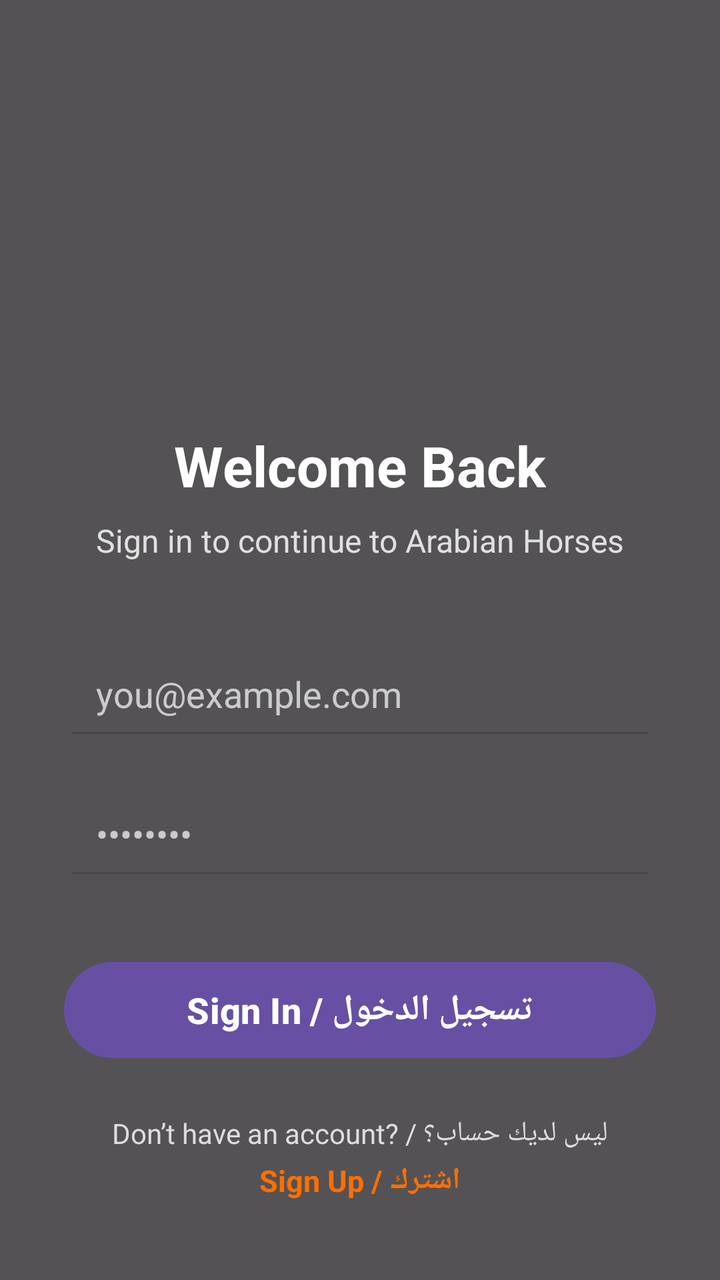
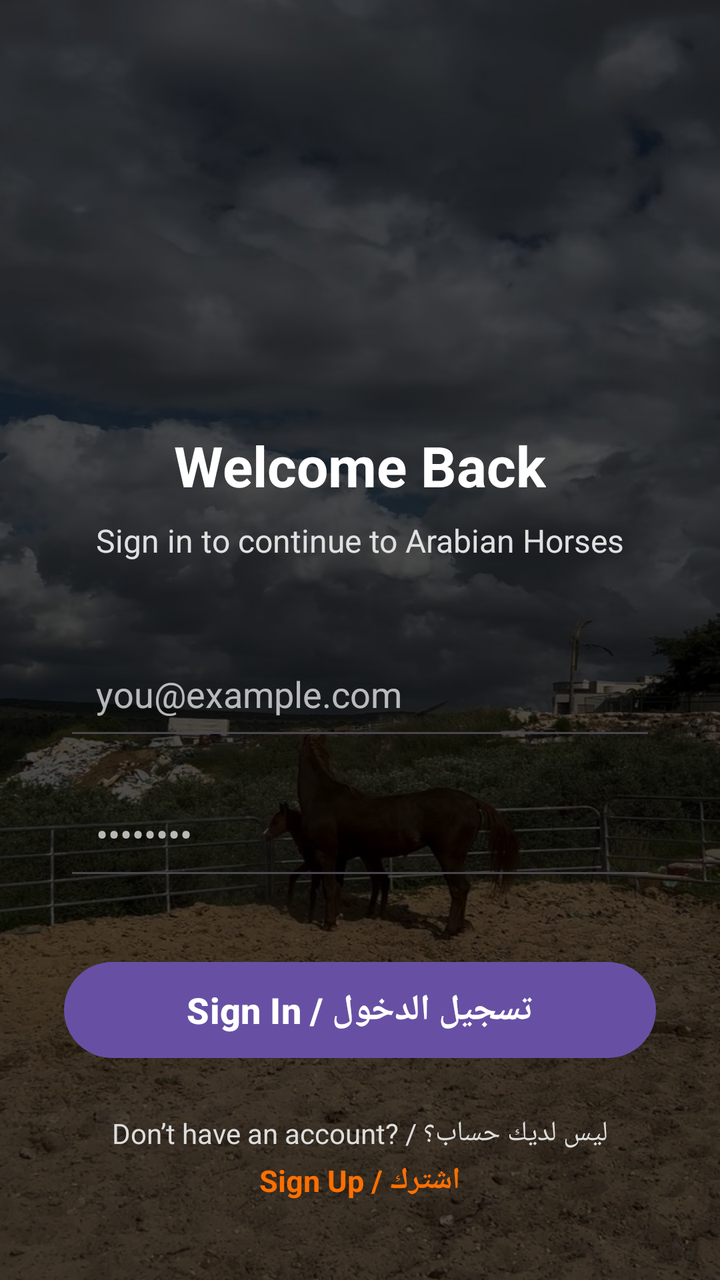

Two renders of the same Android screen: before a commit and after it. Below are the layout's source before the change and the commit's diff.
<!-- AndroidManifest.xml: application theme Theme.Finalyazanproject -->
<!-- res/layout/activity_signin.xml -->
<?xml version="1.0" encoding="utf-8"?>
<androidx.constraintlayout.widget.ConstraintLayout
    xmlns:android="http://schemas.android.com/apk/res/android"
    xmlns:app="http://schemas.android.com/apk/res-auto"
    android:layout_width="match_parent"
    android:layout_height="match_parent"
    android:id="@+id/main">

    
    <View
        android:id="@+id/overlay"
        android:layout_width="match_parent"
        android:layout_height="match_parent"
        android:background="#AA000000" />

    
    <ImageView
        android:id="@+id/logo"
        android:layout_width="110dp"
        android:layout_height="110dp"
        android:layout_marginTop="80dp"
        android:padding="18dp"
        android:contentDescription="@string/app_name"
        app:layout_constraintTop_toTopOf="parent"
        app:layout_constraintStart_toStartOf="parent"
        app:layout_constraintEnd_toEndOf="parent" />

    
    <TextView
        android:id="@+id/tvtitle"
        android:layout_width="wrap_content"
        android:layout_height="wrap_content"
        android:text="Welcome Back"
        android:textColor="@android:color/white"
        android:textStyle="bold"
        android:textSize="28sp"
        android:layout_marginTop="24dp"
        app:layout_constraintTop_toBottomOf="@id/logo"
        app:layout_constraintStart_toStartOf="parent"
        app:layout_constraintEnd_toEndOf="parent" />

    
    <TextView
        android:id="@+id/tvsubtitle"
        android:layout_width="wrap_content"
        android:layout_height="wrap_content"
        android:text="Sign in to continue to Arabian Horses"
        android:textColor="#E0E0E0"
        android:textSize="16sp"
        android:layout_marginTop="8dp"
        app:layout_constraintTop_toBottomOf="@id/tvtitle"
        app:layout_constraintStart_toStartOf="parent"
        app:layout_constraintEnd_toEndOf="parent" />

    
    <EditText
        android:id="@+id/etemail"
        android:layout_width="0dp"
        android:layout_height="54dp"
        android:hint="you@example.com"
        android:padding="16dp"
        android:textColor="@android:color/white"
        android:textColorHint="#B3FFFFFF"
        android:inputType="textEmailAddress"
        android:drawablePadding="10dp"
        app:layout_constraintTop_toBottomOf="@id/tvsubtitle"
        app:layout_constraintStart_toStartOf="parent"
        app:layout_constraintEnd_toEndOf="parent"
        android:layout_marginTop="40dp"
        android:layout_marginHorizontal="32dp" />

    
    <EditText
        android:id="@+id/etpassword"
        android:layout_width="0dp"
        android:layout_height="54dp"
        android:hint="••••••••"
        android:padding="16dp"
        android:textColor="@android:color/white"
        android:textColorHint="#B3FFFFFF"
        android:inputType="textPassword"
        android:drawablePadding="10dp"
        app:layout_constraintTop_toBottomOf="@id/etemail"
        app:layout_constraintStart_toStartOf="parent"
        app:layout_constraintEnd_toEndOf="parent"
        android:layout_marginTop="16dp"
        android:layout_marginHorizontal="32dp" />

    
    <Button
        android:id="@+id/btnlogin"
        android:layout_width="0dp"
        android:layout_height="56dp"
        android:text="Sign In / تسجيل الدخول"
        android:textSize="18sp"
        android:textStyle="bold"
        android:textAllCaps="false"
        android:textColor="@android:color/white"
        app:layout_constraintTop_toBottomOf="@id/etpassword"
        app:layout_constraintStart_toStartOf="parent"
        app:layout_constraintEnd_toEndOf="parent"
        android:layout_marginTop="32dp"
        android:layout_marginHorizontal="32dp" />

    
    <TextView
        android:id="@+id/tvsignuptext"
        android:layout_width="wrap_content"
        android:layout_height="wrap_content"
        android:text="Don’t have an account? / ليس لديك حساب؟"
        android:textColor="#DDDDDD"
        android:textSize="14sp"
        android:layout_marginTop="24dp"
        app:layout_constraintTop_toBottomOf="@id/btnlogin"
        app:layout_constraintStart_toStartOf="parent"
        app:layout_constraintEnd_toEndOf="parent" />

    <TextView
        android:id="@+id/tvsignuplink"
        android:layout_width="wrap_content"
        android:layout_height="wrap_content"
        android:text="اشترك / Sign Up"
        android:textColor="#FF6F00"
        android:textStyle="bold"
        android:textSize="15sp"
        android:layout_marginTop="4dp"
        app:layout_constraintTop_toBottomOf="@id/tvsignuptext"
        app:layout_constraintStart_toStartOf="parent"
        app:layout_constraintEnd_toEndOf="parent"
        android:layout_marginBottom="40dp" />

</androidx.constraintlayout.widget.ConstraintLayout>
<!-- resources referenced by this layout -->
<resources>
  <string name="app_name">finalyazanproject</string>
  <style name="Theme.Finalyazanproject" parent="Base.Theme.Finalyazanproject" />
  <style name="Base.Theme.Finalyazanproject" parent="Theme.Material3.DayNight.NoActionBar">
          
          
      </style>
</resources>

<!-- the commit's change to res/layout/activity_signin.xml (unified diff, before → after) -->
@@ -6,6 +6,10 @@
     android:layout_height="match_parent"
     android:id="@+id/main">
 
+    <androidx.constraintlayout.widget.ConstraintLayout
+        android:layout_width="match_parent"
+        android:layout_height="match_parent"
+        android:background="@drawable/horsepj"/>
     
     <View
         android:id="@+id/overlay"
<!-- resource entries referenced after the edit -->
@@ -1,5 +1,6 @@
 <!-- resources referenced by this layout -->
 <resources>
+  <!-- drawable horsepj: jpeg bitmap (drawable, 151390 bytes) -->
   <string name="app_name">finalyazanproject</string>
   <style name="Theme.Finalyazanproject" parent="Base.Theme.Finalyazanproject" />
   <style name="Base.Theme.Finalyazanproject" parent="Theme.Material3.DayNight.NoActionBar">
